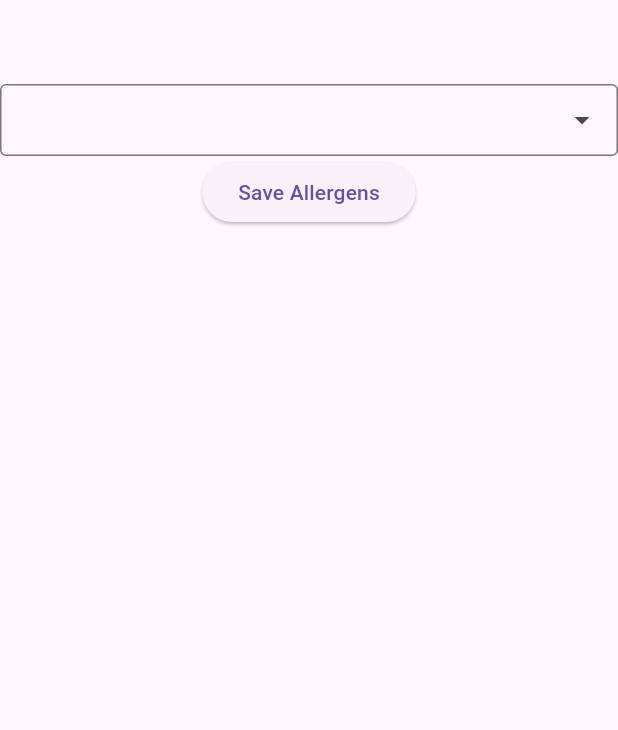
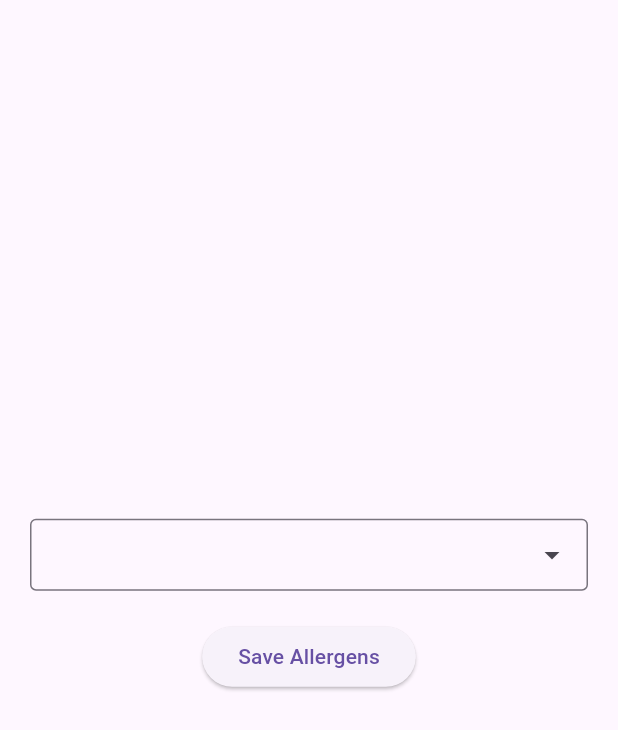
Before and after one commit to mega-b1te/WaForgeHackathon, a Flutter app: the screen it shows after launch, on a phone screen of 412 x 824 dp. Shown: the top 730 px of the screen. Run offline on Flutter 3.47's test engine with Material 3 defaults, Android fonts, the phone set to English and light mode, and no system bars; drawn by our look-alikes of dropdown_search; our stand-ins replace cached_network_image, google_nav_bar, shared_preferences; missing offline and left inert: openfoodfacts, simple_barcode_scanner.

Commit message:
setup ui

```diff
--- a/health_app/lib/home.dart
+++ b/health_app/lib/home.dart
@@ -2,6 +2,7 @@ import 'package:cached_network_image/cached_network_image.dart';
 import 'package:flutter/material.dart';
 import 'package:health_app/allergens.dart' as display;
 import 'package:health_app/profile.dart' as profile;
+import 'package:health_app/setup.dart';
 import 'package:openfoodfacts/openfoodfacts.dart';
 import 'package:simple_barcode_scanner/simple_barcode_scanner.dart';
 import 'package:google_nav_bar/google_nav_bar.dart';
@@ -177,6 +178,13 @@ class _MyHomePageState extends State<MyHomePage> {
                       ),
                     ),
                   );
+                } else if (index == 2) {
+                  Navigator.push(
+                    context,
+                    MaterialPageRoute(
+                      builder: (context) => Setup(),
+                    ),
+                  );
                 }
               },
 
--- a/health_app/lib/setup.dart
+++ b/health_app/lib/setup.dart
@@ -2,6 +2,7 @@ import 'package:dropdown_search/dropdown_search.dart';
 import 'package:flutter/cupertino.dart';
 import 'package:flutter/material.dart';
 import 'package:flutter/services.dart';
+import 'package:flutter/widgets.dart';
 import 'package:health_app/home.dart';
 import 'package:openfoodfacts/openfoodfacts.dart';
 import 'package:simple_barcode_scanner/simple_barcode_scanner.dart';
@@ -17,43 +18,54 @@ class SetupState extends State<Setup> {
 
   @override
   Widget build(BuildContext context) {
-
     return Scaffold(
       extendBody: true,
       appBar: AppBar(),
       body: Container(
+        padding: EdgeInsets.fromLTRB(20, 0, 20, 0),
         child: Column(
+          mainAxisAlignment: MainAxisAlignment.center,
           children: <Widget>[
-
-            DropdownSearch<String>.multiSelection(
-                items: ["Peanut", "Tree Nut", "Almonds", 'Milk', 'Egg', 'Shellfish', 'Gluten', 'Soybean', 'Sesame', 'Gelatin', 'Other'],
-                popupProps: PopupPropsMultiSelection.menu(
+            Spacer(flex: 4),
+            Container(
+              padding: EdgeInsets.fromLTRB(0, 0, 0, 20),
+              child: DropdownSearch<String>.multiSelection(
+                items: const [
+                  "Peanut",
+                  "Tree Nut",
+                  "Almonds",
+                  'Milk',
+                  'Egg',
+                  'Shellfish',
+                  'Gluten',
+                  'Soybean',
+                  'Sesame',
+                  'Gelatin',
+                  'Other'
+                ],
+                popupProps: const PopupPropsMultiSelection.menu(
                   showSelectedItems: true,
                   //disabledItemFn: (String s) => s.startsWith('I'),
                 ),
-              onChanged: (values){
-                setState((){
+                onChanged: (values) {
+                  setState(() {
                     selectedItems = values;
                   });
                 },
                 selectedItems: [],
               ),
-
+            ),
             ElevatedButton(
               onPressed: () {
                 log(selectedItems.toString());
 
-                if(selectedItems.contains("Other")){
-
-                }else{
+                if (selectedItems.contains("Other")) {
+                } else {
                   Navigator.push(
                     context,
                     MaterialPageRoute(
-                      builder: (context) => MyHomePage(
-                        UniqueKey(),
-                        selectedItems
-
-                      ),
+                      builder: (context) =>
+                          MyHomePage(UniqueKey(), selectedItems),
                     ),
                   );
                 }
@@ -62,9 +74,14 @@ class SetupState extends State<Setup> {
               },
               child: const Text('Save Allergens'),
             ),
+            const Spacer(flex: 5),
           ],
         ),
       ),
     );
   }
 }
+
+class MyKey {
+  const MyKey();
+}
```
Lines whose indentation alone changed are shown as unchanged.
